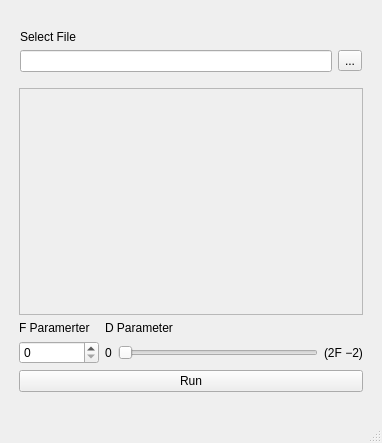
Old version of the form mainwindow.ui in the repository EmanueleGiannuzzi/DCT2_GUI.
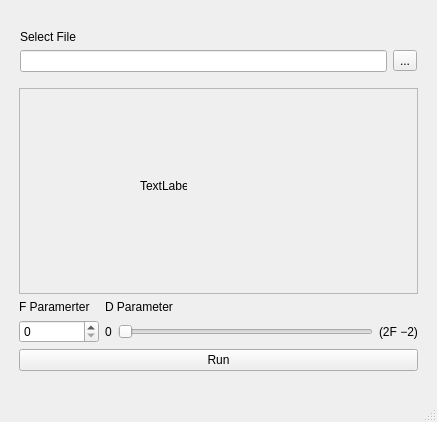
New version of the form.

Commit message: Removed print funcions from imageviewer

Diff of the .ui file:
```diff
--- a/mainwindow.ui
+++ b/mainwindow.ui
@@ -6,8 +6,8 @@
    <rect>
     <x>0</x>
     <y>0</y>
-    <width>382</width>
-    <height>443</height>
+    <width>437</width>
+    <height>422</height>
    </rect>
   </property>
   <property name="windowTitle">
@@ -82,10 +82,23 @@
             <rect>
              <x>0</x>
              <y>0</y>
-             <width>340</width>
-             <height>202</height>
+             <width>395</width>
+             <height>181</height>
             </rect>
            </property>
+           <widget class="QLabel" name="previewLabel">
+            <property name="geometry">
+             <rect>
+              <x>120</x>
+              <y>90</y>
+              <width>47</width>
+              <height>13</height>
+             </rect>
+            </property>
+            <property name="text">
+             <string>TextLabel</string>
+            </property>
+           </widget>
           </widget>
          </widget>
         </item>
```
Left out of the diff: 4 changed lines with no effect on the pictures. The commit also changes 2 other files.
